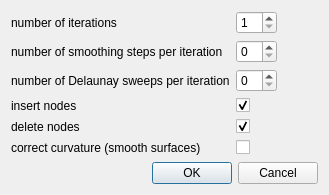
Old version of the form src/libengrid/guisurfacemesher.ui in the repository enGits/engrid.
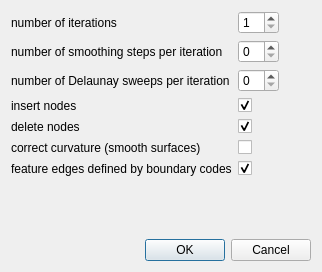
New version of the form.

The edit to the form file:
```diff
--- a/src/libengrid/guisurfacemesher.ui
+++ b/src/libengrid/guisurfacemesher.ui
@@ -6,8 +6,8 @@
    <rect>
     <x>0</x>
     <y>0</y>
-    <width>329</width>
-    <height>195</height>
+    <width>322</width>
+    <height>272</height>
    </rect>
   </property>
   <property name="windowTitle">
@@ -112,6 +112,23 @@
        </property>
       </widget>
      </item>
+     <item row="6" column="1">
+      <widget class="QCheckBox" name="m_CheckBoxBCodesFeatures">
+       <property name="text">
+        <string/>
+       </property>
+       <property name="checked">
+        <bool>true</bool>
+       </property>
+      </widget>
+     </item>
+     <item row="6" column="0">
+      <widget class="QLabel" name="label_7">
+       <property name="text">
+        <string>feature edges defined by boundary codes</string>
+       </property>
+      </widget>
+     </item>
     </layout>
    </item>
    <item>
```
Left out of the diff: 1 changed line with no effect on the pictures.
